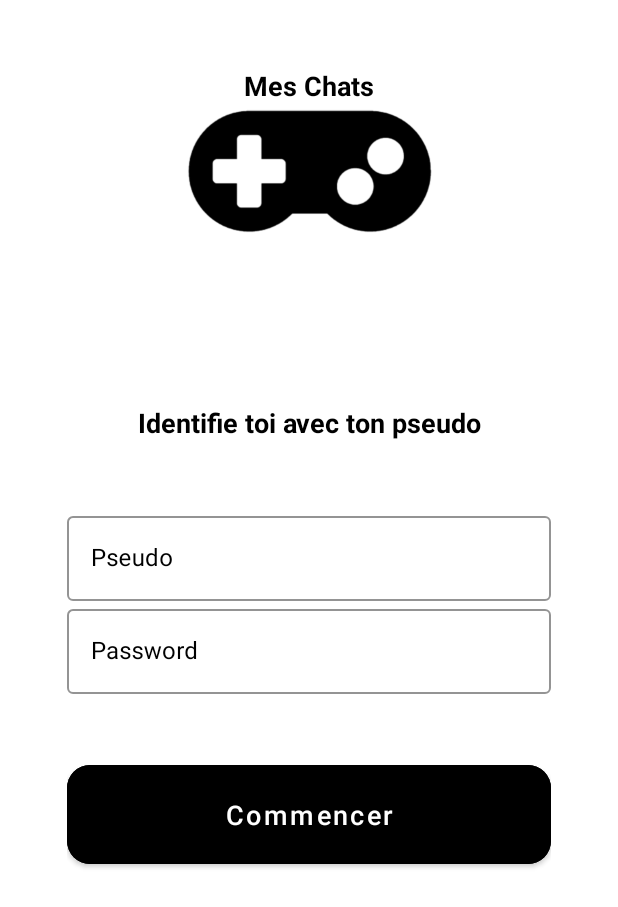
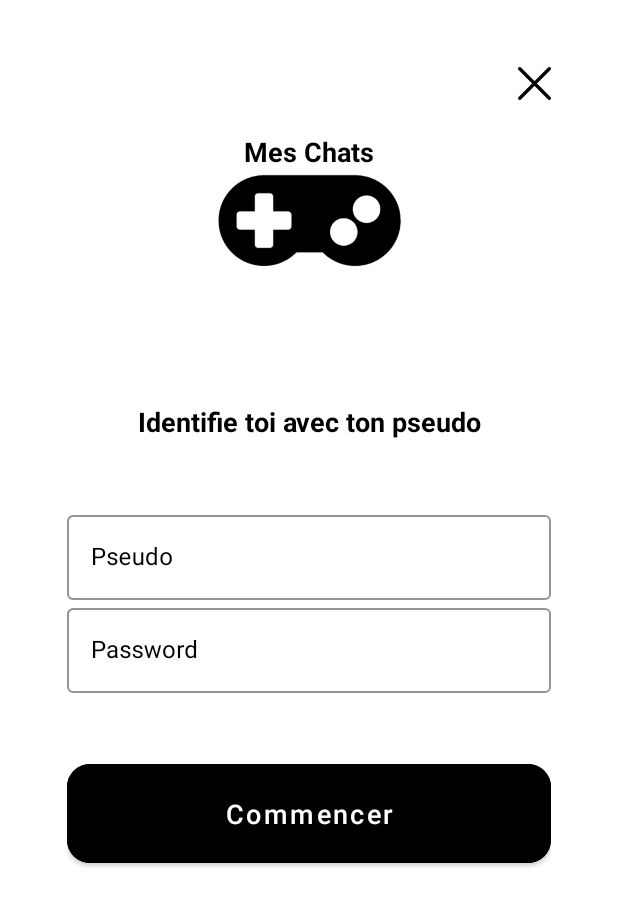
Before and after one commit to tdac2806/ProjetAndroid, an Android app: the screen it shows after launch (MainActivity), on a phone screen of 412 x 824 dp. Shown: the top 907 px of the screen. Run offline under Robolectric (Android 15) with nearby library versions, the phone set to English and light mode, and no system bars; our stand-ins replace Room's generated code.

Commit message:
Adding Close button in login fragment

```diff
--- a/app/src/main/java/com/example/projetandroid/LoginFragment.kt
+++ b/app/src/main/java/com/example/projetandroid/LoginFragment.kt
@@ -33,6 +33,11 @@ class LoginFragment : Fragment() {
         val view = binding.root
         db = Room.databaseBuilder(requireContext(), GameDatabase::class.java, "GameDatabase")
             .allowMainThreadQueries().build()
+
+        binding.loginClose.setOnClickListener {
+            activity?.finish()
+        }
+
         binding.loginButton.setOnClickListener {
             val loginInput = binding.loginInput.text.toString()
             val passwordInput = binding.passwordInput.text.toString()
--- a/app/src/main/java/com/example/projetandroid/ResultFragment.kt
+++ b/app/src/main/java/com/example/projetandroid/ResultFragment.kt
@@ -64,7 +64,6 @@ class ResultFragment : Fragment() {
             view.findNavController().navigate(action)
         }
         binding.InputExit.setOnClickListener {
-            //activity?.finish()
             val action = ResultFragmentDirections.actionResultFragmentToHomeFragment()
             view.findNavController().navigate(action)
         }
--- a/app/src/main/res/layout/fragment_login.xml
+++ b/app/src/main/res/layout/fragment_login.xml
@@ -13,6 +13,27 @@
         android:layout_width="match_parent"
         android:layout_height="20pt" />
 
+    <LinearLayout
+        android:layout_width="match_parent"
+        android:layout_height="wrap_content"
+        android:orientation="horizontal">
+
+        <Space
+            android:layout_width="wrap_content"
+            android:layout_height="wrap_content"
+            android:layout_weight="1" />
+
+        <ImageView
+            android:id="@+id/loginClose"
+            android:layout_width="10pt"
+            android:layout_height="10pt"
+            app:srcCompat="@drawable/close"/>
+    </LinearLayout>
+
+    <Space
+        android:layout_width="match_parent"
+        android:layout_height="10pt" />
+
     <TextView
         android:id="@+id/loginTitle"
         android:layout_width="match_parent"
@@ -26,12 +47,12 @@
     <ImageView
         android:id="@+id/imageView"
         android:layout_width="match_parent"
-        android:layout_height="40pt"
+        android:layout_height="30pt"
         android:src="@drawable/manette" />
 
     <Space
         android:layout_width="match_parent"
-        android:layout_height="50pt" />
+        android:layout_height="40pt" />
 
     <TextView
         android:id="@+id/loginText"
```
Also changed, not shown: app/src/main/res/drawable/close.png (added).
